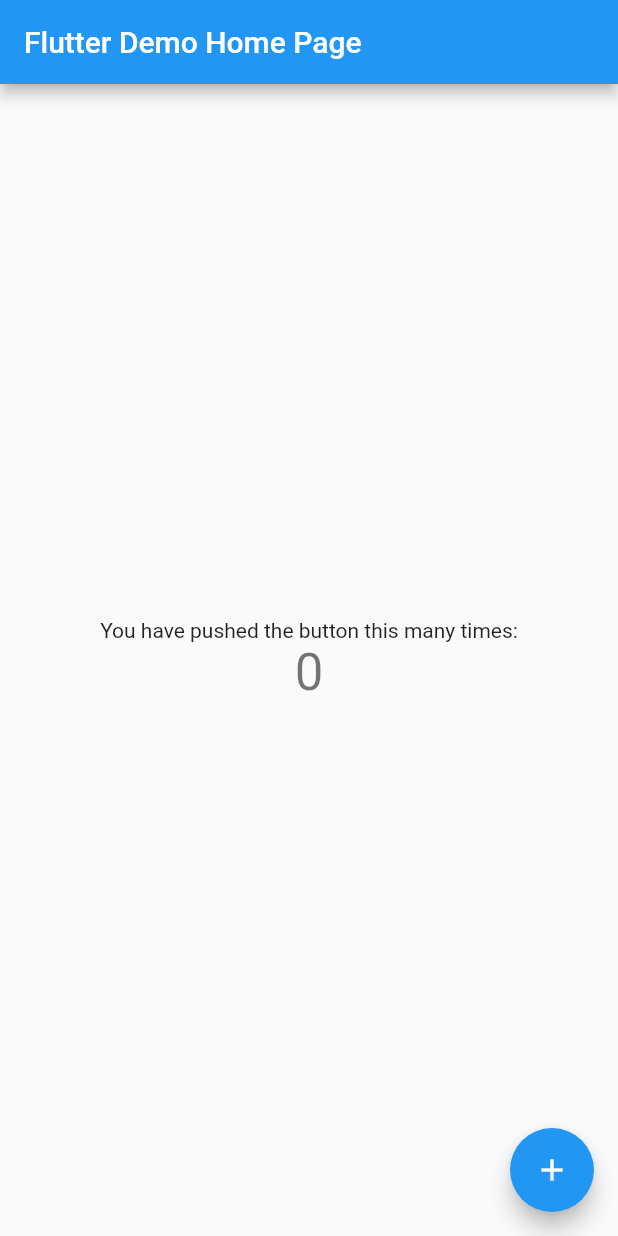
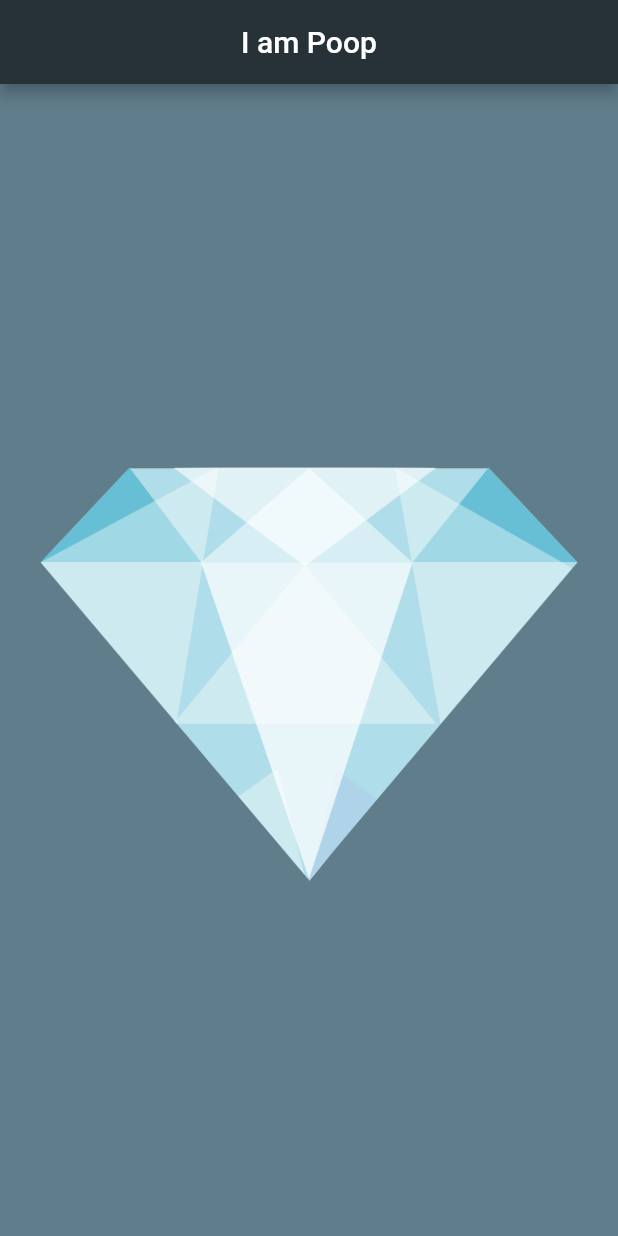
Before and after one commit to evgeny-rov/learning-flutter, a Flutter app: the screen it shows after launch, on a phone screen of 412 x 824 dp. Run offline on Flutter 3.47's test engine with Material 2 defaults, Android fonts, the phone set to English and light mode, and no system bars.

Commit message:
learning basic scaffolding, assets management

```diff
--- a/lib/main.dart
+++ b/lib/main.dart
@@ -1,117 +1,19 @@
 import 'package:flutter/material.dart';
 
 void main() {
-  runApp(MyApp());
-}
-
-class MyApp extends StatelessWidget {
-  // This widget is the root of your application.
-  @override
-  Widget build(BuildContext context) {
-    return MaterialApp(
-      title: 'Flutter Demo',
-      theme: ThemeData(
-        // This is the theme of your application.
-        //
-        // Try running your application with "flutter run". You'll see the
-        // application has a blue toolbar. Then, without quitting the app, try
-        // changing the primarySwatch below to Colors.green and then invoke
-        // "hot reload" (press "r" in the console where you ran "flutter run",
-        // or simply save your changes to "hot reload" in a Flutter IDE).
-        // Notice that the counter didn't reset back to zero; the application
-        // is not restarted.
-        primarySwatch: Colors.blue,
-        // This makes the visual density adapt to the platform that you run
-        // the app on. For desktop platforms, the controls will be smaller and
-        // closer together (more dense) than on mobile platforms.
-        visualDensity: VisualDensity.adaptivePlatformDensity,
-      ),
-      home: MyHomePage(title: 'Flutter Demo Home Page'),
-    );
-  }
-}
-
-class MyHomePage extends StatefulWidget {
-  MyHomePage({Key key, this.title}) : super(key: key);
-
-  // This widget is the home page of your application. It is stateful, meaning
-  // that it has a State object (defined below) that contains fields that affect
-  // how it looks.
-
-  // This class is the configuration for the state. It holds the values (in this
-  // case the title) provided by the parent (in this case the App widget) and
-  // used by the build method of the State. Fields in a Widget subclass are
-  // always marked "final".
-
-  final String title;
-
-  @override
-  _MyHomePageState createState() => _MyHomePageState();
-}
-
-class _MyHomePageState extends State<MyHomePage> {
-  int _counter = 0;
-
-  void _incrementCounter() {
-    setState(() {
-      // This call to setState tells the Flutter framework that something has
-      // changed in this State, which causes it to rerun the build method below
-      // so that the display can reflect the updated values. If we changed
-      // _counter without calling setState(), then the build method would not be
-      // called again, and so nothing would appear to happen.
-      _counter++;
-    });
-  }
-
-  @override
-  Widget build(BuildContext context) {
-    // This method is rerun every time setState is called, for instance as done
-    // by the _incrementCounter method above.
-    //
-    // The Flutter framework has been optimized to make rerunning build methods
-    // fast, so that you can just rebuild anything that needs updating rather
-    // than having to individually change instances of widgets.
-    return Scaffold(
-      appBar: AppBar(
-        // Here we take the value from the MyHomePage object that was created by
-        // the App.build method, and use it to set our appbar title.
-        title: Text(widget.title),
-      ),
-      body: Center(
-        // Center is a layout widget. It takes a single child and positions it
-        // in the middle of the parent.
-        child: Column(
-          // Column is also a layout widget. It takes a list of children and
-          // arranges them vertically. By default, it sizes itself to fit its
-          // children horizontally, and tries to be as tall as its parent.
-          //
-          // Invoke "debug painting" (press "p" in the console, choose the
-          // "Toggle Debug Paint" action from the Flutter Inspector in Android
-          // Studio, or the "Toggle Debug Paint" command in Visual Studio Code)
-          // to see the wireframe for each widget.
-          //
-          // Column has various properties to control how it sizes itself and
-          // how it positions its children. Here we use mainAxisAlignment to
-          // center the children vertically; the main axis here is the vertical
-          // axis because Columns are vertical (the cross axis would be
-          // horizontal).
-          mainAxisAlignment: MainAxisAlignment.center,
-          children: <Widget>[
-            Text(
-              'You have pushed the button this many times:',
-            ),
-            Text(
-              '$_counter',
-              style: Theme.of(context).textTheme.headline4,
-            ),
-          ],
+  runApp(
+    MaterialApp(
+      home: Scaffold(
+        backgroundColor: Colors.blueGrey,
+        appBar: AppBar(
+          centerTitle: true,
+          title: Text('I am Poop'),
+          backgroundColor: Colors.blueGrey[900],
+        ),
+        body: Center(
+          child: Image(image: AssetImage('assets/diamond.png')),
         ),
       ),
-      floatingActionButton: FloatingActionButton(
-        onPressed: _incrementCounter,
-        tooltip: 'Increment',
-        child: Icon(Icons.add),
-      ), // This trailing comma makes auto-formatting nicer for build methods.
-    );
-  }
+    ),
+  );
 }
```
Also changed, not shown: pubspec.yaml (+3 -58 lines), assets/diamond.png (added), 52 other files.
